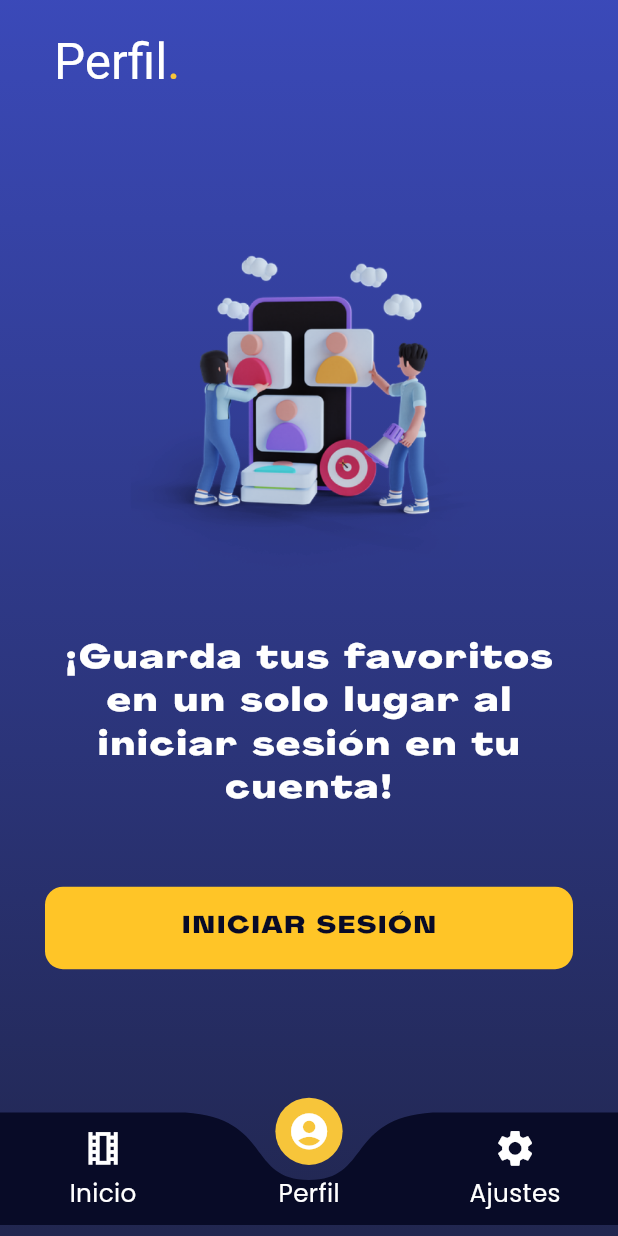
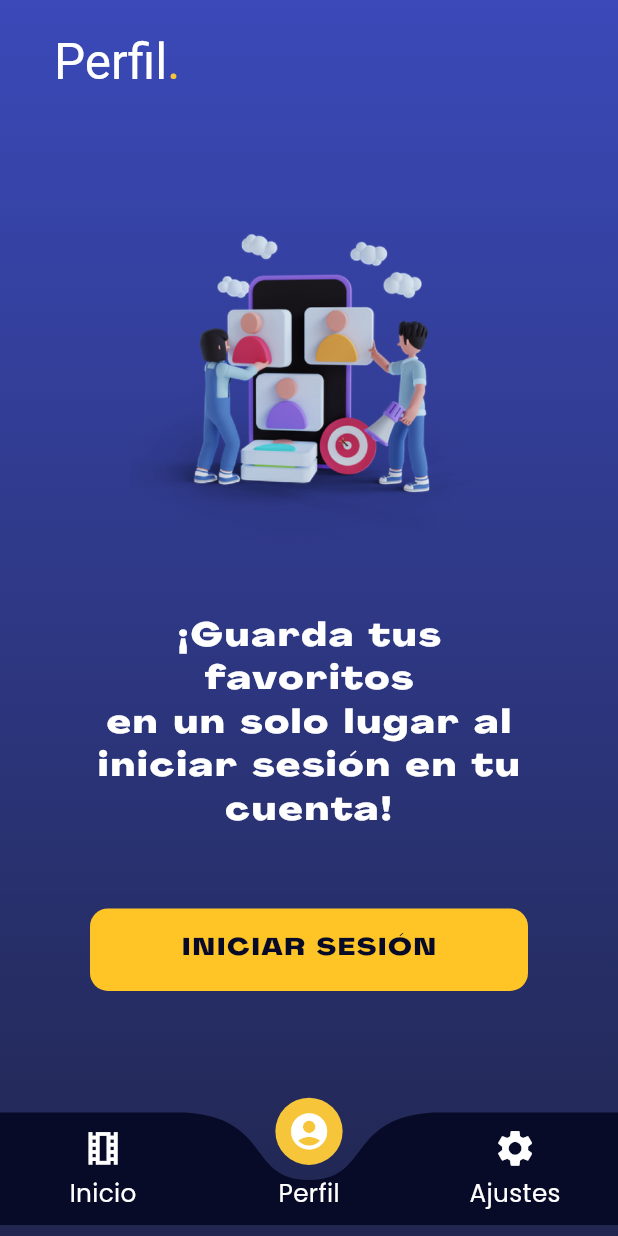
Before and after one commit to juanfranciscovm/cotufaverse, a Flutter app: the screen it shows after launch, item 2 of the bottom bar chosen, on a phone screen of 412 x 824 dp. Run offline on Flutter 3.47's test engine with Material 3 defaults, Android fonts, the phone set to English and light mode, and no system bars; drawn by our look-alikes of curved_labeled_navigation_bar; our stand-ins replace app_links, card_swiper, google_fonts, shared_preferences; accounts and stored records are empty; network calls fail; Roboto replaces fonts that are missing (AgrandirWideBold); project files that could hold a hidden picture were left out.

Commit message:
fix: arreglado overflow

```diff
--- a/lib/screens/login_screen.dart
+++ b/lib/screens/login_screen.dart
@@ -68,10 +68,16 @@ class _LoginScreenState extends State<LoginScreen> {
           padding: const EdgeInsets.all(20.0),
         ),
       ),
-      body: Center(
-        child: SafeArea(
+      body: SafeArea(
+        child: CustomScrollView(
+          physics: const BouncingScrollPhysics(),
+          slivers: [
+            SliverFillRemaining(
+              hasScrollBody: false,
+              child: Padding(
+                padding: const EdgeInsets.symmetric(horizontal: 30),
                 child: Column(
-            crossAxisAlignment: CrossAxisAlignment.start,
+                  mainAxisAlignment: MainAxisAlignment.center,
                   children: [
                     Expanded(
                       child: Padding(
@@ -131,6 +137,9 @@ class _LoginScreenState extends State<LoginScreen> {
                 ),
               ),
             ),
+          ],
+        ),
+      ),
     );
   }
 
```
Lines whose indentation alone changed are shown as unchanged.
